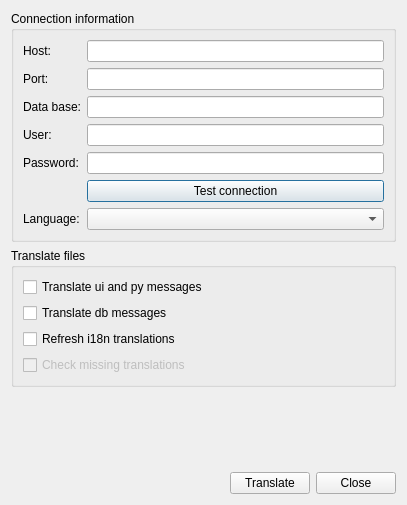
The window that core/ui/admin/admin_translation.ui (Giswater/giswater_qgis_plugin) describes before a commit, drawn with Qt 5.
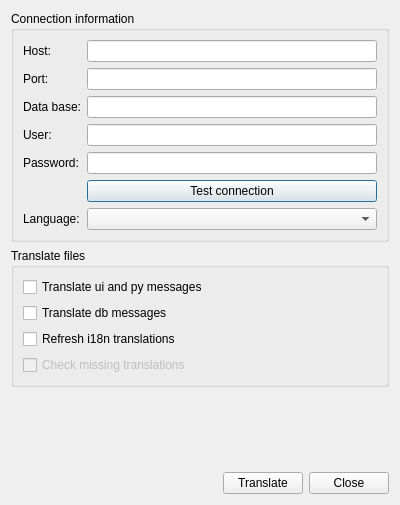
The same window after the commit.

Commit message: Creation of a button for instant language update in dialogs

Diff of the .ui file:
```diff
--- a/core/ui/admin/admin_translation.ui
+++ b/core/ui/admin/admin_translation.ui
@@ -6,15 +6,15 @@
    <rect>
     <x>0</x>
     <y>0</y>
-    <width>407</width>
+    <width>400</width>
     <height>505</height>
    </rect>
   </property>
   <property name="windowTitle">
    <string>Dialog</string>
   </property>
-  <layout class="QGridLayout" name="gridLayout">
-   <item row="0" column="0" colspan="2">
+  <layout class="QVBoxLayout" name="verticalLayout">
+   <item>
     <widget class="QGroupBox" name="groupBox">
      <property name="title">
       <string>Connection information</string>
@@ -97,7 +97,54 @@
      </layout>
     </widget>
    </item>
-   <item row="10" column="1">
+   <item>
+    <widget class="QGroupBox" name="groupBox_2">
+     <property name="title">
+      <string>Translate files</string>
+     </property>
+     <layout class="QGridLayout" name="gridLayout_3">
+      <item row="2" column="0">
+       <widget class="QCheckBox" name="chk_refresh_i18n">
+        <property name="text">
+         <string>Refresh i18n translations</string>
+        </property>
+       </widget>
+      </item>
+      <item row="3" column="0">
+       <widget class="QCheckBox" name="chk_missing_translations">
+        <property name="enabled">
+         <bool>false</bool>
+        </property>
+        <property name="text">
+         <string>Check missing translations </string>
+        </property>
+       </widget>
+      </item>
+      <item row="1" column="0">
+       <widget class="QCheckBox" name="chk_db_msg">
+        <property name="text">
+         <string>Translate db messages</string>
+        </property>
+       </widget>
+      </item>
+      <item row="0" column="0">
+       <widget class="QCheckBox" name="chk_py_msg">
+        <property name="text">
+         <string>Translate ui and py messages</string>
+        </property>
+       </widget>
+      </item>
+     </layout>
+    </widget>
+   </item>
+   <item>
+    <widget class="QLabel" name="lbl_info">
+     <property name="text">
+      <string/>
+     </property>
+    </widget>
+   </item>
+   <item>
     <spacer name="verticalSpacer">
      <property name="orientation">
       <enum>Qt::Vertical</enum>
@@ -110,7 +157,7 @@
      </property>
     </spacer>
    </item>
-   <item row="11" column="1">
+   <item>
     <layout class="QGridLayout" name="lyt_buttons">
      <item row="0" column="0">
       <spacer name="horizontalSpacer">
@@ -141,53 +188,6 @@
      </item>
     </layout>
    </item>
-   <item row="3" column="1">
-    <widget class="QLabel" name="lbl_info">
-     <property name="text">
-      <string/>
-     </property>
-    </widget>
-   </item>
-   <item row="1" column="0" colspan="2">
-    <widget class="QGroupBox" name="groupBox_2">
-     <property name="title">
-      <string>Translate files</string>
-     </property>
-     <layout class="QGridLayout" name="gridLayout_3">
-      <item row="2" column="0">
-       <widget class="QCheckBox" name="chk_refresh_i18n">
-        <property name="text">
-         <string>Refresh i18n translations</string>
-        </property>
-       </widget>
-      </item>
-      <item row="3" column="0">
-       <widget class="QCheckBox" name="chk_missing_translations">
-        <property name="enabled">
-         <bool>false</bool>
-        </property>
-        <property name="text">
-         <string>Check missing translations </string>
-        </property>
-       </widget>
-      </item>
-      <item row="1" column="0">
-       <widget class="QCheckBox" name="chk_db_msg">
-        <property name="text">
-         <string>Translate db messages</string>
-        </property>
-       </widget>
-      </item>
-      <item row="0" column="0">
-       <widget class="QCheckBox" name="chk_py_msg">
-        <property name="text">
-         <string>Translate ui and py messages</string>
-        </property>
-       </widget>
-      </item>
-     </layout>
-    </widget>
-   </item>
   </layout>
  </widget>
  <tabstops>
```
The commit also changes 7 other files.
